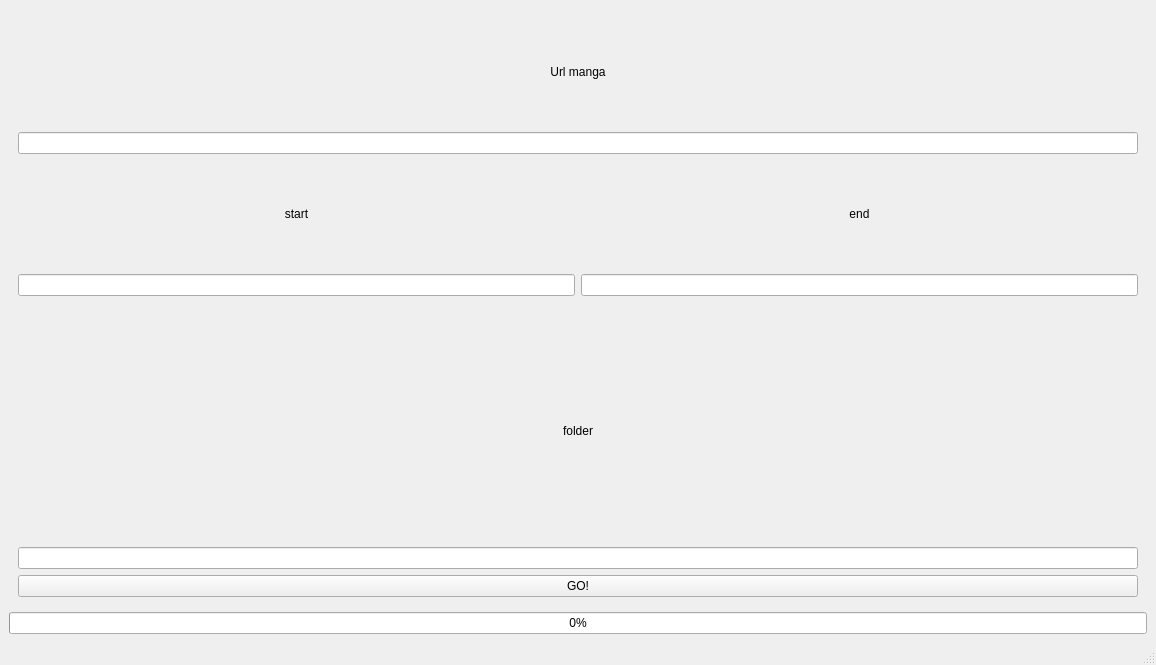
Old version of the form ui/interface.ui in the repository constraintAutomaton/mangaScraper.
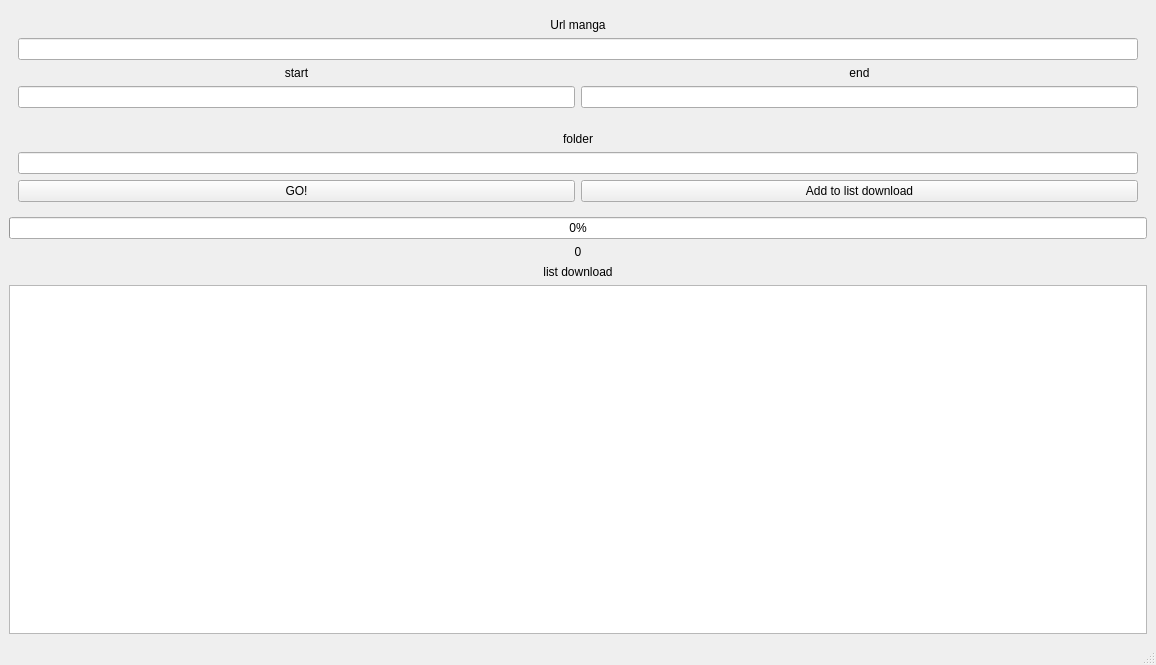
New version of the form.

Commit message: threading in progress kinda work just need to fix the progress bar next step is to add some error handeling

```diff
--- a/ui/interface.ui
+++ b/ui/interface.ui
@@ -93,6 +93,13 @@
            </property>
           </widget>
          </item>
+         <item>
+          <widget class="QPushButton" name="btnAddQueue">
+           <property name="text">
+            <string>Add to list download</string>
+           </property>
+          </widget>
+         </item>
         </layout>
        </item>
       </layout>
@@ -105,6 +112,29 @@
       </property>
      </widget>
     </item>
+    <item>
+     <widget class="QLabel" name="lblProgressBarResult">
+      <property name="text">
+       <string>0</string>
+      </property>
+      <property name="alignment">
+       <set>Qt::AlignCenter</set>
+      </property>
+     </widget>
+    </item>
+    <item>
+     <widget class="QLabel" name="lblQueueDownload">
+      <property name="text">
+       <string>list download</string>
+      </property>
+      <property name="alignment">
+       <set>Qt::AlignCenter</set>
+      </property>
+     </widget>
+    </item>
+    <item>
+     <widget class="QTextBrowser" name="tbQueueDownload"/>
+    </item>
    </layout>
   </widget>
   <widget class="QMenuBar" name="menubar">
```
The commit also changes 7 other files.
